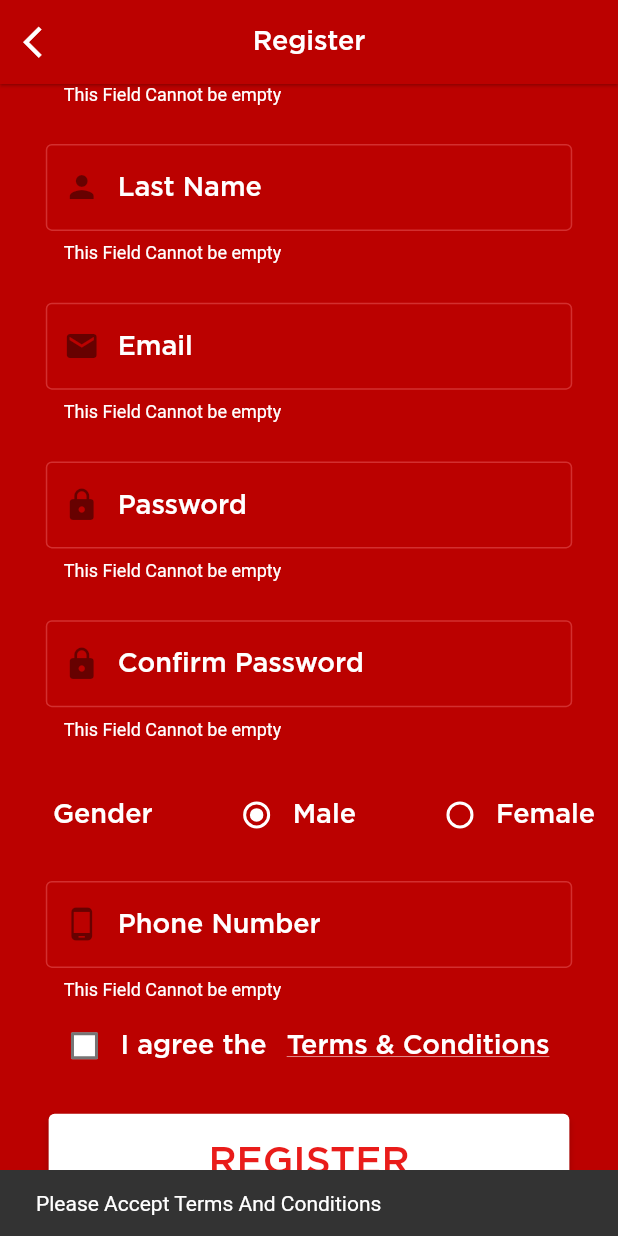
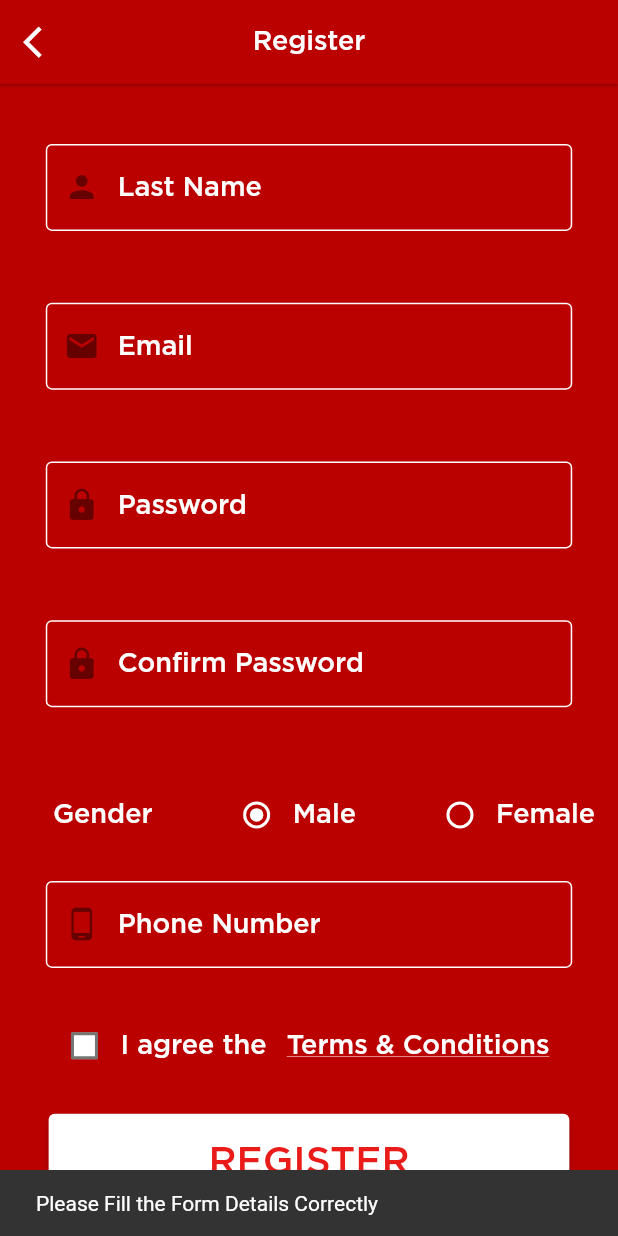
Before and after one commit to arunkumarchauhan/neosoft, a Flutter app: the Register screen opened by its route, scrolled down 272 dp, after a tap on "REGISTER", on a phone screen of 412 x 824 dp. Run offline on Flutter 3.47's test engine with Material 2 defaults, Android fonts, the phone set to English and light mode, and no system bars; our stand-ins replace carousel_indicator, carousel_slider, dio, either_dart, equatable, flutter_bloc and 6 more; generated files the repository leaves out were written again.

Commit message:
form validation within bloc register_form

```diff
--- a/lib/core/injection.dart
+++ b/lib/core/injection.dart
@@ -11,6 +11,8 @@ import './orders/domain/di/order_list_injection.dart' as orders_list_injection;
 import './orders/domain/di/order_detail_injection.dart'
     as order_detail_injection;
 import './cart/domain/di/cart_item_list_injection.dart' as cart_injection;
+import './user/domain/di/login_injection.dart' as login_injection;
+import './user/domain/di/register_injection.dart' as register_injection;
 
 final locator = GetIt.instance;
 void inject() {
@@ -25,12 +27,13 @@ void inject() {
   //     print("Interceptor Error : ${error}");
   //   }));
   // locator.registerLazySingleton(() => _dio);
+  login_injection.inject();
 
   locator.registerLazySingleton(() => ApiService());
-
   product_list_injection.inject();
   product_detail_injection.inject();
   orders_list_injection.inject();
   order_detail_injection.inject();
   cart_injection.inject();
+  register_injection.inject();
 }
--- a/lib/core/user/domain/entity/user_entity.dart
+++ b/lib/core/user/domain/entity/user_entity.dart
@@ -6,23 +6,24 @@ import 'dart:convert';
 
 class UserEntity {
   UserEntity({
-    required this.firstName,
-    required this.lastName,
-    required this.email,
-    required this.password,
-    required this.confirmPassword,
-    required this.gender,
-    required this.phoneNo,
+    this.firstName,
+    this.lastName,
+    this.email,
+    this.password,
+    this.confirmPassword,
+    this.gender,
+    this.phoneNo,
+    this.acceptedTerms,
   });
 
-  String firstName;
-  String lastName;
-  String email;
-  String password;
-  String confirmPassword;
-  String gender;
-  int phoneNo;
-
+  String? firstName;
+  String? lastName;
+  String? email;
+  String? password;
+  String? confirmPassword;
+  String? gender;
+  String? phoneNo;
+  bool? acceptedTerms;
   factory UserEntity.fromJson(String str) =>
       UserEntity.fromMap(json.decode(str));
 
@@ -36,6 +37,7 @@ class UserEntity {
         confirmPassword: json["confirm_password"],
         gender: json["gender"],
         phoneNo: json["phone_no"],
+        acceptedTerms: json["accepted_terms"],
       );
 
   Map<String, dynamic> toMap() => {
@@ -45,6 +47,12 @@ class UserEntity {
         "password": password,
         "confirm_password": confirmPassword,
         "gender": gender,
-        "phone_no": phoneNo,
+        "phone_no": int.tryParse(phoneNo ?? "0"),
+        "accepted_terms": acceptedTerms ?? false
       };
+
+  @override
+  String toString() {
+    return 'UserEntity{ firstName: $firstName, lastName: $lastName, email: $email, password: $password, confirmPassword: $confirmPassword, gender: $gender, phoneNo: $phoneNo, acceptedTerms: $acceptedTerms}';
+  }
 }
--- a/lib/feature/shared/textfield/base_text_form_field.dart
+++ b/lib/feature/shared/textfield/base_text_form_field.dart
@@ -13,6 +13,7 @@ class BaseTextFormField extends StatelessWidget {
     this.obscureText,
     this.textColor,
     this.enabled = true,
+    this.onChanged,
   }) : super(key: key);
   final String? errorText;
   final IconData? icon;
@@ -23,6 +24,7 @@ class BaseTextFormField extends StatelessWidget {
   TextInputType? textInputType;
   Color? textColor;
   bool enabled;
+  Function(String? value)? onChanged;
   @override
   Widget build(BuildContext context) {
     return Container(
@@ -30,6 +32,7 @@ class BaseTextFormField extends StatelessWidget {
       padding: EdgeInsets.symmetric(horizontal: 40.w),
       child: TextFormField(
         enabled: enabled,
+        onChanged: onChanged == null ? null : (value) => onChanged!(value),
         style: TextStyle(
           color: textColor ?? Colors.white,
           fontSize: 20,
@@ -41,7 +44,7 @@ class BaseTextFormField extends StatelessWidget {
             ? (String? str) {}
             : (String? str) => validator!(str),
         controller: controller,
-        keyboardType: textInputType,
+        keyboardType: textInputType ?? TextInputType.text,
         decoration: InputDecoration(
           errorText: errorText,
           prefixIcon: Icon(
--- a/lib/feature/user/controller/events/login_event.dart
+++ b/lib/feature/user/controller/login_controller/login_event.dart
@@ -1,3 +1,5 @@
+import 'package:neostore/core/user/domain/entity/user_login_cred_entity.dart';
+
 abstract class LoginEvent {}
 
 class InitiateLoginEvent extends LoginEvent {
@@ -14,3 +16,8 @@ class InvalidCredentialsLoginEvent extends LoginEvent {
   @override
   String toString() => "InvalidCredentialsLoginEvent";
 }
+
+class LoginInputChangeEvent extends LoginEvent {
+  UserLoginCredEntity userLoginCred;
+  LoginInputChangeEvent({required this.userLoginCred});
+}
--- /dev/null
+++ b/lib/feature/user/controller/login_controller/login_state.dart
@@ -0,0 +1,44 @@
+import 'package:either_dart/either.dart';
+import 'package:equatable/equatable.dart';
+import 'package:neostore/utils/models/user_login_cred_error_model.dart';
+
+abstract class LoginState extends Equatable {}
+
+class LoginInitialState extends LoginState {
+  @override
+  List<Object?> get props => [];
+}
+
+class LoginSuccessState extends LoginState {
+  late Either either;
+  LoginSuccessState({required this.either});
+  @override
+  List<Object?> get props => [either];
+}
+
+class LoginFailedState extends LoginState {
+  late Either either;
+  LoginFailedState({required this.either});
+  @override
+  List<Object?> get props => [either];
+}
+
+class InvalidLoginInputState extends LoginState {
+  late final UserLoginCredError userLoginCredError;
+  InvalidLoginInputState({required this.userLoginCredError});
+  @override
+  List<Object?> get props => [userLoginCredError];
+}
+
+class ValidatingLoginInputState extends LoginState {
+  ValidatingLoginInputState();
+  @override
+  List<Object?> get props => [];
+}
+
+class ValidLoginInputState extends LoginState {
+  late final UserLoginCredError userLoginCredError;
+  ValidLoginInputState({required this.userLoginCredError});
+  @override
+  List<Object?> get props => [userLoginCredError];
+}
--- /dev/null
+++ b/lib/feature/user/controller/user_register_controller/user_register_events.dart
@@ -0,0 +1,12 @@
+import 'package:neostore/core/user/domain/entity/user_entity.dart';
+
+abstract class UserRegisterEvent {}
+
+class RegisterInputChangeEvent extends UserRegisterEvent {
+  final UserEntity user;
+  RegisterInputChangeEvent({required this.user});
+  @override
+  String toString() {
+    return "RegisterInputChangeEvent :  $user";
+  }
+}
--- /dev/null
+++ b/lib/feature/user/controller/user_register_controller/user_register_states.dart
@@ -0,0 +1,44 @@
+import 'package:equatable/equatable.dart';
+import 'package:neostore/core/user/domain/entity/user_entity.dart';
+
+abstract class UserRegisterState extends Equatable {}
+
+class InitializeUserRegisterState extends UserRegisterState {
+  @override
+  List<Object?> get props => [];
+  @override
+  String toString() {
+    return "InitializeRegisterState";
+  }
+}
+
+class InvalidUserRegisterInputState extends UserRegisterState {
+  late UserEntity userRegisterError;
+  InvalidUserRegisterInputState({required this.userRegisterError});
+  @override
+  List<Object?> get props => [];
+  @override
+  String toString() {
+    return "InvalidRegisterInputState $userRegisterError";
+  }
+}
+
+class ValidatingRegisterInputState extends UserRegisterState {
+  @override
+  List<Object?> get props => [];
+  @override
+  String toString() {
+    return "ValidatingRegisterInputState ";
+  }
+}
+
+class ValidUserRegisterInputState extends UserRegisterState {
+  late UserEntity userRegisterError;
+  ValidUserRegisterInputState({required this.userRegisterError});
+  @override
+  List<Object?> get props => [];
+  @override
+  String toString() {
+    return "ValidRegisterInputState $userRegisterError";
+  }
+}
--- a/lib/feature/user/page/register_screen.dart
+++ b/lib/feature/user/page/register_screen.dart
@@ -1,23 +1,22 @@
 import 'package:flutter/material.dart';
+import 'package:flutter_bloc/flutter_bloc.dart';
 import 'package:flutter_screenutil/flutter_screenutil.dart';
+import 'package:neostore/core/user/domain/entity/user_entity.dart';
 import 'package:neostore/feature/shared/buttons/white_background_red_text_elevated_button.dart';
 import 'package:neostore/feature/shared/textfield/base_text_form_field.dart';
+import 'package:neostore/feature/user/controller/user_register_controller/user_register_events.dart';
+import 'package:neostore/feature/user/controller/user_register_controller/user_register_states.dart';
+import 'package:neostore/feature/user/controller/user_register_controller/user_register_bloc.dart';
 
 import 'package:neostore/utils/constants.dart';
 import 'package:neostore/utils/extensions/email_validator.dart';
 import 'package:neostore/utils/extensions/phone_validator.dart';
 
-class Register extends StatefulWidget {
-  const Register({Key? key}) : super(key: key);
+class Register extends StatelessWidget {
+  Register({Key? key}) : super(key: key);
 
-  @override
-  State<Register> createState() => _RegisterState();
-}
-
-class _RegisterState extends State<Register> {
   Gender _selectedGender = Gender.male;
   bool _isChecked = false;
-  final _registerFormKey = GlobalKey<FormState>();
 
   final TextEditingController _firstNameController = TextEditingController();
   final TextEditingController _lastNameController = TextEditingController();
@@ -55,10 +54,6 @@ class _RegisterState extends State<Register> {
           margin: EdgeInsets.symmetric(horizontal: 40.w),
           child: Center(
             child: Column(
-              crossAxisAlignment: CrossAxisAlignment.start,
-              mainAxisAlignment: MainAxisAlignment.spaceBetween,
-              children: [
-                Column(
               mainAxisAlignment: MainAxisAlignment.start,
               children: [
                 SizedBox(
@@ -73,20 +68,20 @@ class _RegisterState extends State<Register> {
                 SizedBox(
                   height: 150.h,
                 ),
-                    Form(
-                      key: _registerFormKey,
-                      child: Column(
+                BlocBuilder<UserRegistrationBloc, UserRegisterState>(
+                    builder: (BuildContext context, UserRegisterState state) {
+                  UserEntity userError = UserEntity();
+                  if (state is InvalidUserRegisterInputState) {
+                    userError = state.userRegisterError;
+                  }
+                  return Column(
                     children: [
                       BaseTextFormField(
                         controller: _firstNameController,
                         icon: Icons.person,
                         hintText: "First Name",
-                            validator: (value) {
-                              if (value == null || value.isEmpty) {
-                                return "This Field Cannot be empty";
-                              }
-                              return null;
-                            },
+                        errorText: userError.firstName,
+                        onChanged: (value) => _handleFormChange(context),
                       ),
                       const SizedBox(
                         height: 20,
@@ -95,12 +90,8 @@ class _RegisterState extends State<Register> {
                         controller: _lastNameController,
                         icon: Icons.person,
                         hintText: "Last Name",
-                            validator: (value) {
-                              if (value == null || value.isEmpty) {
-                                return "This Field Cannot be empty";
-                              }
-                              return null;
-                            },
+                        errorText: userError.lastName,
+                        onChanged: (value) => _handleFormChange(context),
                       ),
                       const SizedBox(
                         height: 20,
@@ -109,15 +100,8 @@ class _RegisterState extends State<Register> {
                         controller: _emailController,
                         icon: Icons.mail,
                         hintText: "Email",
-                            validator: (value) {
-                              if (value == null || value.isEmpty) {
-                                return "This Field Cannot be empty";
-                              }
-                              if (!value.isValidEmail()) {
-                                return "Invalid Email";
-                              }
-                              return null;
-                            },
+                        errorText: userError.email,
+                        onChanged: (value) => _handleFormChange(context),
                       ),
                       const SizedBox(
                         height: 20,
@@ -127,16 +111,8 @@ class _RegisterState extends State<Register> {
                         icon: Icons.lock,
                         hintText: "Password",
                         obscureText: true,
-                            validator: (value) {
-                              if (value == null || value.isEmpty) {
-                                return "This Field Cannot be empty";
-                              }
-                              if (_passwordController.text !=
-                                  _confirmPasswordController.text) {
-                                return "Confirm Password and passwords are not same.";
-                              }
-                              return null;
-                            },
+                        errorText: userError.password,
+                        onChanged: (value) => _handleFormChange(context),
                       ),
                       const SizedBox(
                         height: 20,
@@ -146,23 +122,16 @@ class _RegisterState extends State<Register> {
                         icon: Icons.lock,
                         hintText: "Confirm Password",
                         obscureText: true,
-                            validator: (value) {
-                              if (value == null || value.isEmpty) {
-                                return "This Field Cannot be empty";
-                              }
-                              if (_passwordController.text !=
-                                  _confirmPasswordController.text) {
-                                return "Confirm Password and passwords are not same.";
-                              }
-                              return null;
-                            },
+                        errorText: userError.confirmPassword,
+                        onChanged: (value) => _handleFormChange(context),
                       ),
                       const SizedBox(
                         height: 20,
                       ),
                       Padding(
                         padding: const EdgeInsets.only(left: 20, right: 0),
-                            child: Row(
+                        child: StatefulBuilder(builder: (context, setState) {
+                          return Row(
                             mainAxisAlignment: MainAxisAlignment.spaceBetween,
                             children: [
                               Text(
@@ -180,40 +149,37 @@ class _RegisterState extends State<Register> {
                                 });
                               }, Gender.female),
                             ],
-                            ),
+                          );
+                        }),
                       ),
                       const SizedBox(
                         height: 20,
                       ),
                       BaseTextFormField(
-                            controller: _passwordController,
+                        controller: _phoneController,
                         icon: Icons.phone_android,
                         hintText: "Phone Number",
                         textInputType: TextInputType.number,
-                            validator: (value) {
-                              if (value == null || value.isEmpty) {
-                                return "This Field Cannot be empty";
-                              }
-                              if (!value.isValidPhone()) {
-                                return "Invalid Phone Number";
-                              }
-                              return null;
-                            },
+                        errorText: userError.phoneNo,
+                        onChanged: (value) => _handleFormChange(context),
                       ),
                       Row(
                         mainAxisAlignment: MainAxisAlignment.center,
                         crossAxisAlignment: CrossAxisAlignment.center,
                         children: [
-                              Checkbox(
+                          StatefulBuilder(builder: (context, setState) {
+                            return Checkbox(
                               value: _isChecked,
                               onChanged: (val) {
                                 setState(() {
                                   _isChecked = !_isChecked;
                                 });
+                                _handleFormChange(context);
                               },
                               fillColor:
                                   MaterialStateProperty.all(Colors.white),
-                              ),
+                            );
+                          }),
                           Text(
                             "I agree the ",
                             style: Theme.of(context).textTheme.headline2,
@@ -233,29 +199,43 @@ class _RegisterState extends State<Register> {
                       ),
                       WhiteBackgroundRedTextElevatedButton(
                         onPressed: () {
-                              if (!_registerFormKey.currentState!.validate() ||
-                                  _isChecked == false) {
-                                if (!_isChecked) {
+                          if (state is InitializeUserRegisterState ||
+                              state is InvalidUserRegisterInputState) {
                             ScaffoldMessenger.of(context).showSnackBar(
                               const SnackBar(
                                 content: Text(
-                                          "Please Accept Terms And Conditions"),
+                                    "Please Fill the Form Details Correctly"),
                               ),
                             );
-                                }
+
                             return;
                           }
                         },
                         text: "REGISTER",
                       ),
                     ],
-                      ),
-                    ),
-                  ],
-                ),
+                  );
+                }),
               ],
             ),
           ),
+        ),
+      ),
+    );
+  }
+
+  void _handleFormChange(BuildContext context) {
+    BlocProvider.of<UserRegistrationBloc>(context).add(
+      RegisterInputChangeEvent(
+        user: UserEntity(
+          firstName: _firstNameController.text,
+          lastName: _lastNameController.text,
+          email: _emailController.text,
+          password: _passwordController.text,
+          confirmPassword: _confirmPasswordController.text,
+          phoneNo: _phoneController.text,
+          acceptedTerms: _isChecked,
+          gender: _selectedGender == Gender.male ? "M" : "F",
         ),
       ),
     );
--- /dev/null
+++ b/lib/utils/models/user_login_cred_error_model.dart
@@ -0,0 +1,9 @@
+class UserLoginCredError {
+  String? userNameError;
+  String? userPasswordError;
+  UserLoginCredError({this.userNameError, this.userPasswordError});
+  @override
+  String toString() {
+    return "UserLoginCredError : userNameError : ${userNameError}, PasswordError : $userPasswordError";
+  }
+}
--- a/pubspec.yaml
+++ b/pubspec.yaml
@@ -48,6 +48,7 @@ dependencies:
   get_it: ^7.2.0
   stream_transform: ^2.0.0
   intl: ^0.17.0
+  google_maps_flutter: ^2.1.8
 
   # The following adds the Cupertino Icons font to your application.
   # Use with the CupertinoIcons class for iOS style icons.
```
Also changed, not shown: lib/core/user/domain/di/login_injection.dart (added, +14 -0 lines), lib/core/user/domain/di/register_injection.dart (added, +8 -0 lines), lib/feature/user/controller/blocs/login_bloc.dart (deleted, +0 -16 lines), lib/feature/user/controller/login_controller/login_bloc.dart (added, +32 -0 lines), lib/feature/user/controller/states/login_state.dart (deleted, +0 -23 lines), lib/feature/user/controller/user_register_controller/user_register_bloc.dart (added, +56 -0 lines), lib/feature/user/page/login_screen.dart (+42 -30 lines), lib/main.dart (+11 -3 lines), lib/feature/user/controller/blocs/register_bloc.dart (deleted), pubspec.lock, 4 other files. Lines whose indentation alone changed are shown as unchanged.
